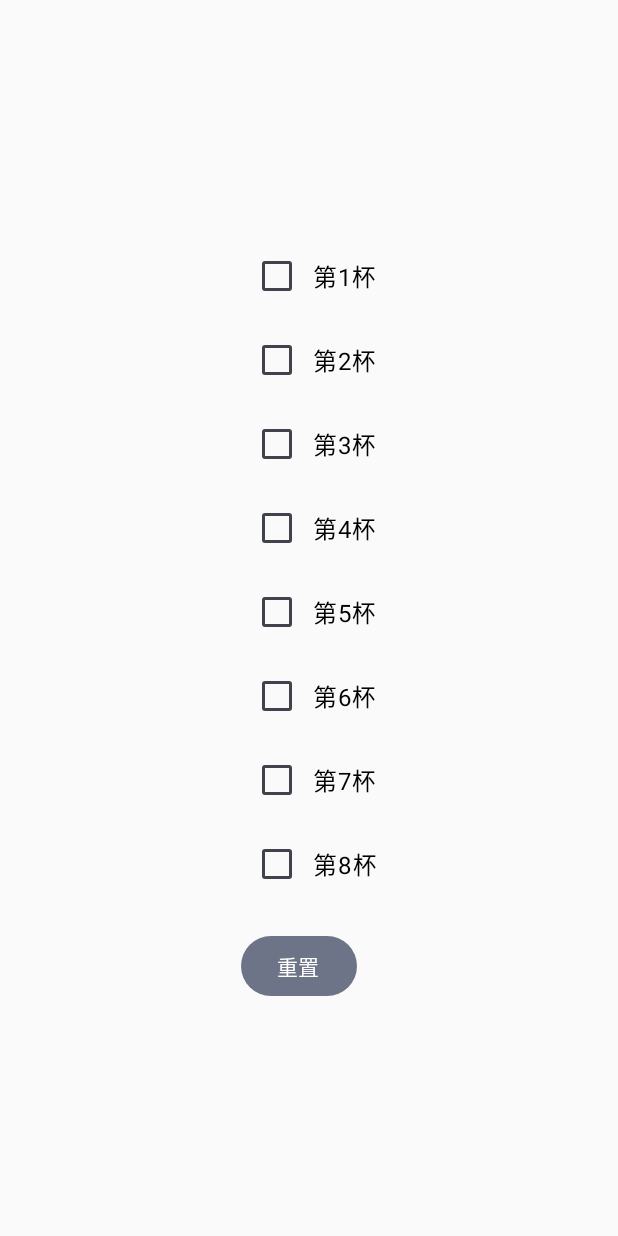
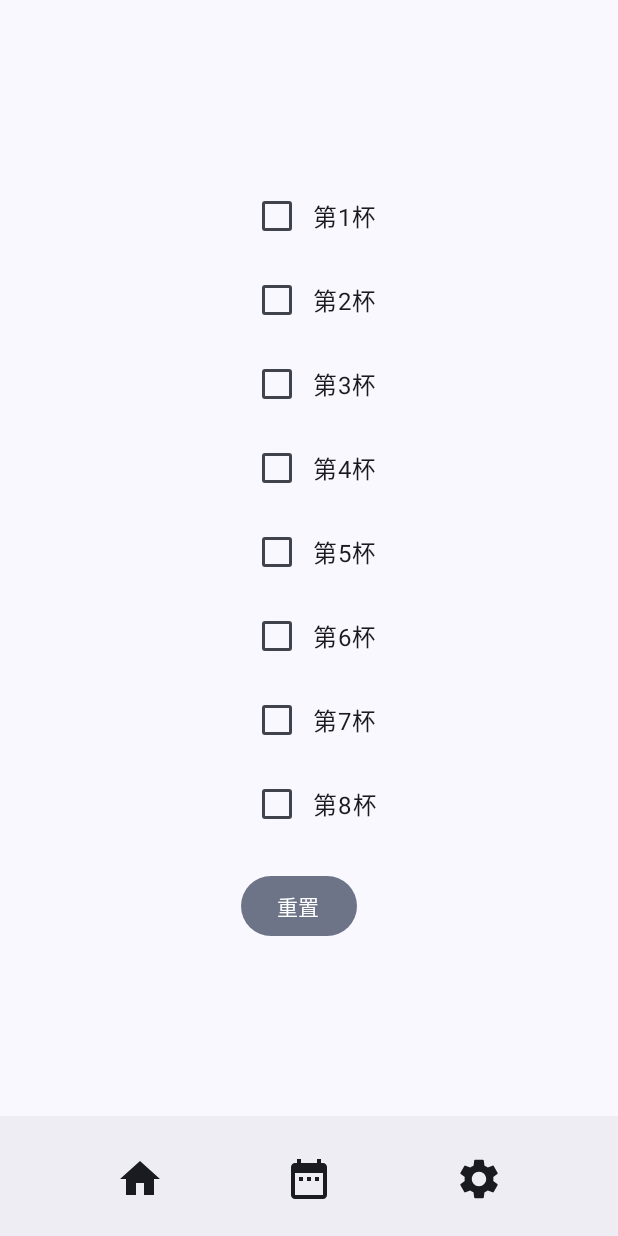
Before and after one commit to xmoon2022/WaterDrinkTracker, an Android app built with Jetpack Compose: the screen it shows after launch (MainActivity), on a phone screen of 412 x 824 dp. Run offline under Robolectric (Android 15) with nearby library versions, the phone set to English and light mode, and no system bars; 1 statement that could not run was skipped.

Commit message:
20250121
增加底部导航栏

```diff
--- a/app/build.gradle.kts
+++ b/app/build.gradle.kts
@@ -59,6 +59,8 @@ dependencies {
     implementation(libs.androidx.ui.tooling.preview)
     implementation(libs.androidx.material3)
     implementation(libs.androidx.work.runtime.ktx)
+    implementation(libs.androidx.runtime.android)
+    implementation(libs.androidx.tools.core)
     testImplementation(libs.junit)
     androidTestImplementation(libs.androidx.junit)
     androidTestImplementation(libs.androidx.espresso.core)
--- a/app/src/main/java/com/example/water/MainActivity.kt
+++ b/app/src/main/java/com/example/water/MainActivity.kt
@@ -6,15 +6,26 @@ import android.util.Log
 import androidx.activity.ComponentActivity
 import androidx.activity.compose.setContent
 import androidx.activity.enableEdgeToEdge
+import androidx.compose.foundation.layout.Arrangement
 import androidx.compose.foundation.layout.Box
 import androidx.compose.foundation.layout.Column
 import androidx.compose.foundation.layout.Row
 import androidx.compose.foundation.layout.Spacer
 import androidx.compose.foundation.layout.fillMaxSize
+import androidx.compose.foundation.layout.fillMaxWidth
 import androidx.compose.foundation.layout.height
 import androidx.compose.foundation.layout.padding
+import androidx.compose.foundation.layout.size
+import androidx.compose.material.icons.Icons
+import androidx.compose.material.icons.filled.DateRange
+import androidx.compose.material.icons.filled.Home
+import androidx.compose.material.icons.filled.Settings
+import androidx.compose.material3.BottomAppBar
 import androidx.compose.material3.Checkbox
 import androidx.compose.material3.FilledTonalButton
+import androidx.compose.material3.Icon
+import androidx.compose.material3.IconButton
+import androidx.compose.material3.Scaffold
 import androidx.compose.material3.Text
 import androidx.compose.runtime.Composable
 import androidx.compose.runtime.LaunchedEffect
@@ -26,8 +37,12 @@ import androidx.compose.runtime.snapshotFlow
 import androidx.compose.ui.Alignment
 import androidx.compose.ui.Modifier
 import androidx.compose.ui.platform.LocalContext
+import androidx.compose.ui.platform.LocalView
 import androidx.compose.ui.tooling.preview.Preview
 import androidx.compose.ui.unit.dp
+import androidx.core.view.WindowCompat
+import androidx.core.view.WindowInsetsCompat
+import androidx.core.view.WindowInsetsControllerCompat
 import androidx.work.ExistingPeriodicWorkPolicy
 import androidx.work.PeriodicWorkRequestBuilder
 import androidx.work.WorkManager
@@ -40,10 +55,26 @@ class MainActivity : ComponentActivity() {
         super.onCreate(savedInstanceState)
         enableEdgeToEdge()
         scheduleResetTask(this)
+        WindowCompat.setDecorFitsSystemWindows(window, false)
         setContent {
+            HideSystemBars()
             waterTheme {
-                Checklist()
+                mainscreen()
             }
+        }
+    }
+}
+
+@Composable
+fun HideSystemBars() {
+    val view = LocalView.current
+    val window = (view.context as ComponentActivity).window
+    // 使用 LaunchedEffect 确保系统栏在 UI 加载完成后隐藏
+    LaunchedEffect(Unit) {
+        WindowInsetsControllerCompat(window, view).apply {
+            hide(WindowInsetsCompat.Type.systemBars()) // 隐藏导航栏和状态栏
+            systemBarsBehavior =
+                WindowInsetsControllerCompat.BEHAVIOR_SHOW_TRANSIENT_BARS_BY_SWIPE // 设置手势行为
         }
     }
 }
@@ -56,12 +87,12 @@ fun ResetButton(onClick: () -> Unit) {
 }
 
 @Composable
-fun Checklist(
+fun CheckList(
     modifier: Modifier = Modifier
 ) {
     // 使用 SharedPreferences 存储复选框状态
     val context = LocalContext.current
-    val sharedPreferences = context.getSharedPreferences("checklist_prefs", Context.MODE_PRIVATE)
+    val sharedPreferences = context.getSharedPreferences("CheckList_prefs", Context.MODE_PRIVATE)
     Log.d("maininit", "Updated checkbox states: ${sharedPreferences.getString("checkbox_states", "")}")
     // 初始化状态
     var checkboxStates by remember {
@@ -126,8 +157,8 @@ private fun scheduleResetTask(context: Context) {
     val now = Calendar.getInstance()
     val resetTime = Calendar.getInstance().apply {
         timeZone = now.timeZone // 确保时区一致
-        set(Calendar.HOUR_OF_DAY, 14)
-        set(Calendar.MINUTE, 17)
+        set(Calendar.HOUR_OF_DAY, 4)
+        set(Calendar.MINUTE, 0)
         set(Calendar.SECOND, 0)
     }
 
@@ -141,24 +172,60 @@ private fun scheduleResetTask(context: Context) {
         .setInitialDelay(initialDelay, TimeUnit.MILLISECONDS)
         .build()
 
-    Log.d("TimeZone", "now timezone: ${now.timeZone}")
-    Log.d("TimeZone", "resetTime timezone: ${resetTime.timeZone}")
-    Log.d("now_time", "now: ${now.timeInMillis}")
-    Log.d("reset_time", "reset: ${resetTime.timeInMillis}")
-    Log.d("initialDelay", "initialDelay: $initialDelay")
-//    val workRequest = PeriodicWorkRequestBuilder<ResetCheckboxWorker>(15, TimeUnit.MINUTES) // 设置 15 分钟周期
-//        .setInitialDelay(1, TimeUnit.MINUTES) // 1 分钟后执行
-//        .build()
     WorkManager.getInstance(context).enqueueUniquePeriodicWork(
         "resetCheckboxTask",
         ExistingPeriodicWorkPolicy.CANCEL_AND_REENQUEUE, // 取消已有任务并重新排队
         workRequest
     )
-    val workInfo = WorkManager.getInstance(context)
-        .getWorkInfoById(workRequest.id)
-        .get()
-    if (workInfo != null) {
-        Log.d("WorkStatus", "WorkInfo: ${workInfo.state}")
+}
+
+@Composable
+fun BottomBar(){
+    BottomAppBar(){
+        Row (
+            modifier = Modifier
+                .fillMaxWidth(), // 让Row占据整个宽度
+            horizontalArrangement = Arrangement.SpaceEvenly // 图标之间等距分布
+        ) {
+            IconButton(onClick = { /* do something */ }) {
+                Icon(
+                    Icons.Default.Home,
+                    contentDescription = "首页",
+                    modifier = Modifier.size(32.dp)
+                )
+            }
+            IconButton(onClick = { /* do something */ }) {
+                Icon(
+                    Icons.Default.DateRange,
+                    contentDescription = "日历",
+                    modifier = Modifier.size(32.dp)
+                )
+            }
+            IconButton(onClick = { /* do something */ }) {
+                Icon(
+                    Icons.Default.Settings,
+                    contentDescription = "设置",
+                    modifier = Modifier.size(32.dp)
+                )
+            }
+        }
+    }
+}
+
+@Composable
+fun mainscreen(){
+    Scaffold(
+        bottomBar = {
+            BottomBar()
+        }
+    ) { innerPadding ->
+        Box(
+            modifier = Modifier
+                .fillMaxSize() // 让Box占据整个屏幕
+                .padding(innerPadding) // 使用Scaffold提供的内边距
+        ) {
+            CheckList()
+        }
     }
 }
 
@@ -166,6 +233,6 @@ private fun scheduleResetTask(context: Context) {
 @Composable
 fun GreetingPreview() {
     waterTheme {
-        Checklist()
+        mainscreen()
     }
 }
--- a/app/src/main/java/com/example/water/ResetCheckboxWorker.kt
+++ b/app/src/main/java/com/example/water/ResetCheckboxWorker.kt
@@ -11,14 +11,12 @@ class ResetCheckboxWorker(
 ) : Worker(context, workerParams) {
 
     override fun doWork(): Result {
-        Log.d("ResetCheckboxWorker", "Worker is running")
         // 模拟通过 SharedPreferences 重置状态
         val sharedPreferences = applicationContext.getSharedPreferences("checklist_prefs", Context.MODE_PRIVATE)
         with(sharedPreferences.edit()) {
             putString("checkbox_states", List(8) { false }.joinToString(","))
             apply()
         }
-        Log.d("ResetCheckboxWorker", "Updated checkbox states: ${sharedPreferences.getString("checkbox_states", "")}")
         return Result.success()
     }
 }
--- a/gradle/libs.versions.toml
+++ b/gradle/libs.versions.toml
@@ -9,6 +9,8 @@ lifecycleRuntimeKtx = "2.8.7"
 activityCompose = "1.9.3"
 composeBom = "2024.04.01"
 workRuntimeKtx = "2.10.0"
+runtimeAndroid = "1.7.6"
+toolsCore = "1.0.0-alpha10"
 
 [libraries]
 androidx-core-ktx = { group = "androidx.core", name = "core-ktx", version.ref = "coreKtx" }
@@ -26,6 +28,8 @@ androidx-ui-test-manifest = { group = "androidx.compose.ui", name = "ui-test-man
 androidx-ui-test-junit4 = { group = "androidx.compose.ui", name = "ui-test-junit4" }
 androidx-material3 = { group = "androidx.compose.material3", name = "material3" }
 androidx-work-runtime-ktx = { group = "androidx.work", name = "work-runtime-ktx", version.ref = "workRuntimeKtx" }
+androidx-runtime-android = { group = "androidx.compose.runtime", name = "runtime-android", version.ref = "runtimeAndroid" }
+androidx-tools-core = { group = "androidx.privacysandbox.tools", name = "tools-core", version.ref = "toolsCore" }
 
 [plugins]
 android-application = { id = "com.android.application", version.ref = "agp" }
```
